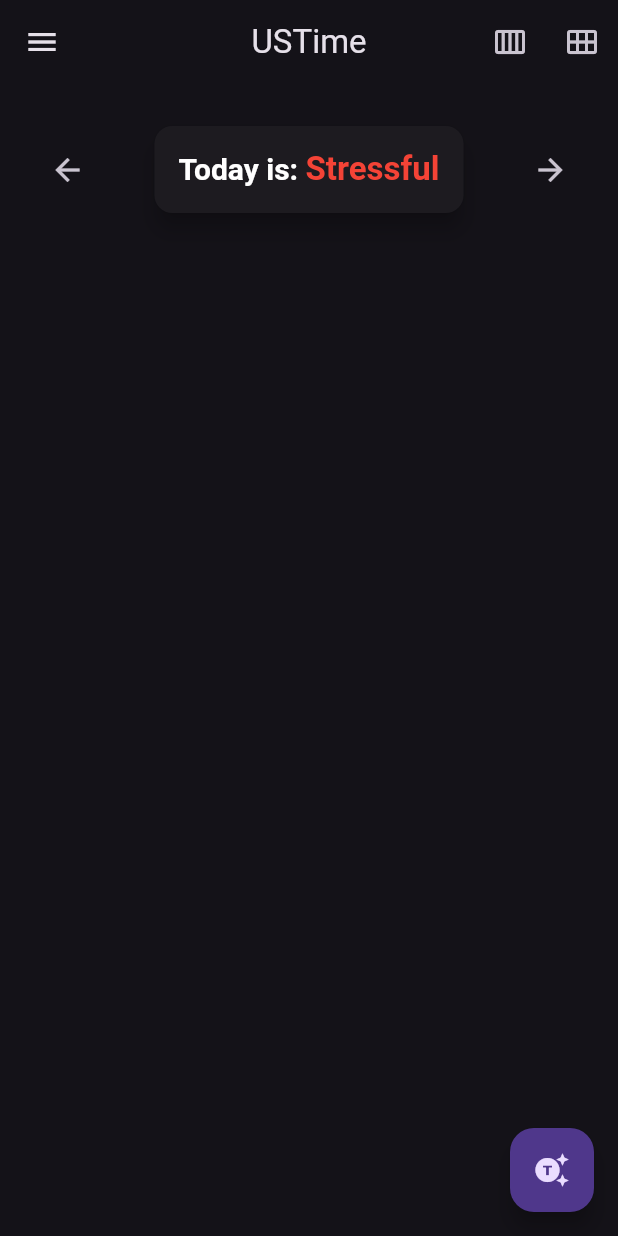
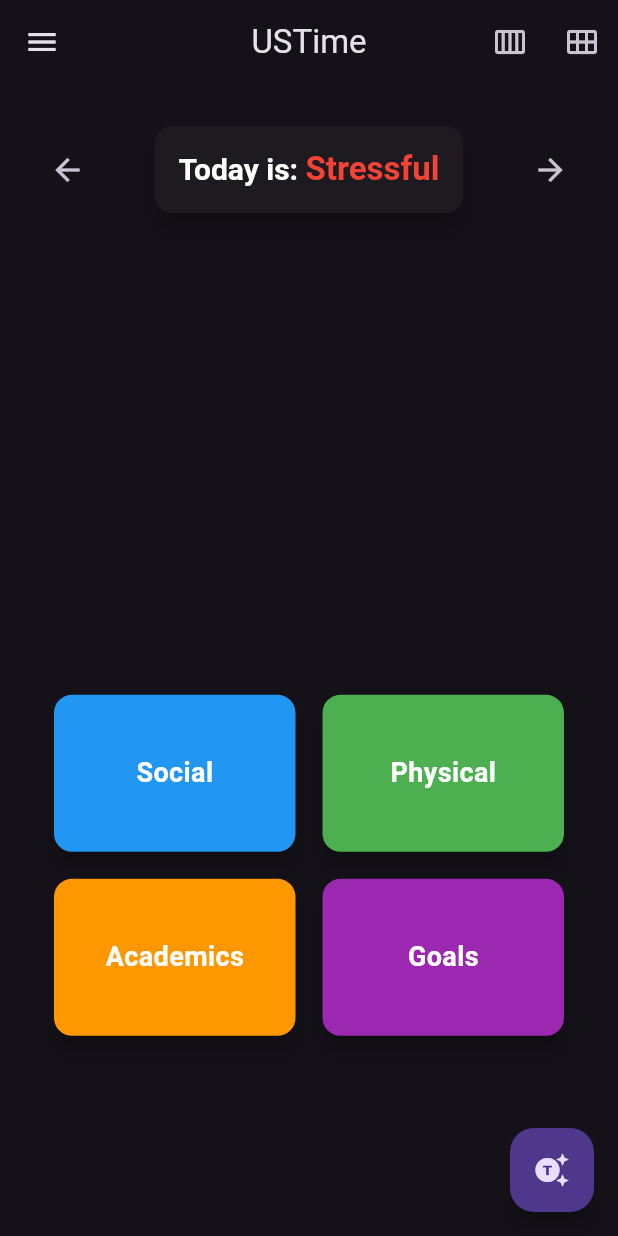
Before and after one commit to Parthsarthi000/USTime, a Flutter app: the screen it shows after launch, after a tap on the "arrow back" icon, on a phone screen of 412 x 824 dp. Run offline on Flutter 3.47's test engine with Material 3 defaults, Android fonts, the phone set to English and light mode, and no system bars; our stand-ins replace date_time_picker, shared_preferences, sqflite, syncfusion_flutter_calendar; accounts and stored records are empty.

Commit message:
added daily tasks support and ui updates

```diff
--- a/lib/home_page.dart
+++ b/lib/home_page.dart
@@ -45,9 +45,17 @@ class HomePageState extends State<HomePage> {
 
   void fetchTasks() async {
     tasks = await databaseService.fetchMyTasksOnAppStart();
-    print(tasks.length);
+
     setState(() {
-      tasksData = MeetingDataSource(tasks);
+      currentDay = DateTime.now(); // ✅ Get today's date
+      currentDayTasks = tasks
+          .where((task) =>
+              task.from.year == currentDay.year &&
+              task.from.month == currentDay.month &&
+              task.from.day == currentDay.day)
+          .toList(); // ✅ Filter tasks for today
+
+      tasksData = MeetingDataSource(tasks); // ✅ Display only today's tasks
     });
   }
 
@@ -95,6 +103,42 @@ class HomePageState extends State<HomePage> {
     databaseService.deleteTaskFromDatabase(task); // ✅ Remove from database
   }
 
+  void moveday(String tense) {
+    setState(() {
+      if (tense == "past") {
+        currentDay =
+            currentDay.subtract(const Duration(days: 1)); // ✅ Move one day back
+      } else {
+        currentDay =
+            currentDay.add(const Duration(days: 1)); // ✅ Move one day forward
+      }
+
+      // ✅ Filter tasks for the new day
+      currentDayTasks = tasks
+          .where((task) =>
+              task.from.year == currentDay.year &&
+              task.from.month == currentDay.month &&
+              task.from.day == currentDay.day)
+          .toList();
+    });
+  }
+
+  // ✅ Place helper function below the build method
+  Widget _buildCategoryCard(String title, Color color) {
+    return Card(
+      elevation: 6,
+      shape: RoundedRectangleBorder(borderRadius: BorderRadius.circular(12)),
+      color: color,
+      child: Center(
+        child: Text(title,
+            style: const TextStyle(
+                fontSize: 18,
+                fontWeight: FontWeight.bold,
+                color: Colors.white)),
+      ),
+    );
+  }
+
   @override
   Widget build(BuildContext context) {
     return Scaffold(
@@ -129,19 +173,10 @@ class HomePageState extends State<HomePage> {
         ),
         drawer: const AppDrawer(),
         body: homePage
-            ? Container(
+            ? SingleChildScrollView(
+                child: Container(
                   padding:
                       const EdgeInsets.symmetric(horizontal: 16, vertical: 24),
-                // decoration: BoxDecoration(
-                //   gradient: LinearGradient(
-                //     colors: [
-                //       Colors.blue.shade400,
-                //       Colors.blue.shade900
-                //     ], // ✅ Background gradient
-                //     begin: Alignment.topLeft,
-                //     end: Alignment.bottomRight,
-                //   ),
-                // ),
                   child: Column(
                     crossAxisAlignment: CrossAxisAlignment.center,
                     children: [
@@ -150,7 +185,9 @@ class HomePageState extends State<HomePage> {
                           mainAxisAlignment: MainAxisAlignment.center,
                           children: [
                             IconButton(
-                              onPressed: () {},
+                                onPressed: () {
+                                  moveday("past");
+                                },
                                 icon: const Icon(Icons.arrow_back_outlined)),
                             const SizedBox(
                               width: 30,
@@ -185,37 +222,86 @@ class HomePageState extends State<HomePage> {
                               width: 30,
                             ),
                             IconButton(
-                              onPressed: () {},
-                              icon: Icon(Icons.arrow_forward_outlined)),
+                                onPressed: () {
+                                  moveday("future");
+                                },
+                                icon: const Icon(Icons.arrow_forward_outlined)),
                           ],
                         ),
                       ),
 
-                    SizedBox(height: 30), // ✅ Spacing
+                      const SizedBox(height: 30), // ✅ Spacing
                       SizedBox(
-                      height: MediaQuery.of(context).size.height * 0.5,
+                        height: MediaQuery.of(context).size.height * 0.3,
                         child: ListView.builder(
-                        itemCount: tasks.length, // ✅ Display tasks dynamically
+                          itemCount: currentDayTasks
+                              .length, // ✅ Display tasks dynamically
                           itemBuilder: (context, index) {
-                          Task task = tasks[index];
+                            Task task = currentDayTasks[index];
                             return Card(
                               elevation: 4,
                               margin: const EdgeInsets.symmetric(vertical: 10),
                               shape: RoundedRectangleBorder(
                                   borderRadius: BorderRadius.circular(10)),
                               child: ListTile(
+                                leading: SizedBox(
+                                  width: 8, // ✅ Small width for rectangle
+                                  height: double
+                                      .infinity, // ✅ Full height of ListTile
+                                  child: Container(
+                                    decoration: BoxDecoration(
+                                      color: task
+                                          .background, // ✅ Uses task color dynamically
+                                      borderRadius: const BorderRadius
+                                          .horizontal(
+                                          left: Radius.circular(
+                                              4)), // ✅ Slight curve for style
+                                    ),
+                                  ),
+                                ),
                                 title: Text(task.eventName,
                                     style: const TextStyle(
                                         fontWeight: FontWeight.bold)),
                                 subtitle: Text(
                                     "Due: ${task.from.toLocal().toString().split(' ')[0]}"),
-                              // trailing: Icon(),
+                                trailing: Checkbox(
+                                  value: task.taskStatus ==
+                                      Status
+                                          .completed, // ✅ Checkbox reflects completion state
+                                  onChanged: (bool? newValue) {
+                                    setState(() {
+                                      task.taskStatus = newValue!
+                                          ? Status.completed
+                                          : Status
+                                              .toDo; // ✅ Toggle between Completed & To-Do
+                                    });
+                                  },
+                                ),
                               ),
                             );
                           },
                         ),
                       ),
+                      const SizedBox(height: 20), // ✅ Spacing before GridView
+                      GridView.count(
+                        shrinkWrap:
+                            true, // ✅ Prevents unnecessary scrolling inside ScrollView
+                        physics:
+                            NeverScrollableScrollPhysics(), // ✅ Disables GridView scrolling
+                        crossAxisCount: 2, // ✅ Creates 2 columns
+                        mainAxisSpacing: 10, // ✅ Vertical spacing
+                        crossAxisSpacing: 10, // ✅ Horizontal spacing
+                        childAspectRatio: 1.5, // ✅ Adjusts card proportions
+                        padding: const EdgeInsets.all(16),
+                        children: [
+                          _buildCategoryCard("Social", Colors.blue),
+                          _buildCategoryCard("Physical", Colors.green),
+                          _buildCategoryCard("Academics", Colors.orange),
+                          _buildCategoryCard("Goals", Colors.purple),
                         ],
+                      ),
+                    ],
+                  ),
                 ),
               )
             : SfCalendar(
```
Lines whose indentation alone changed are shown as unchanged.
